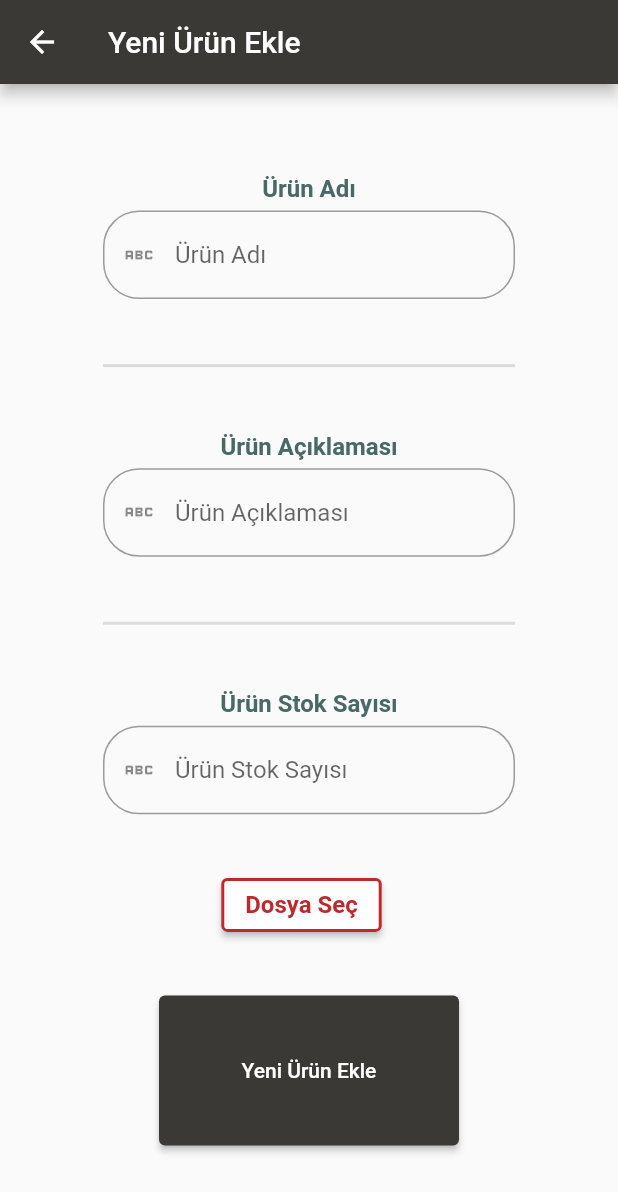
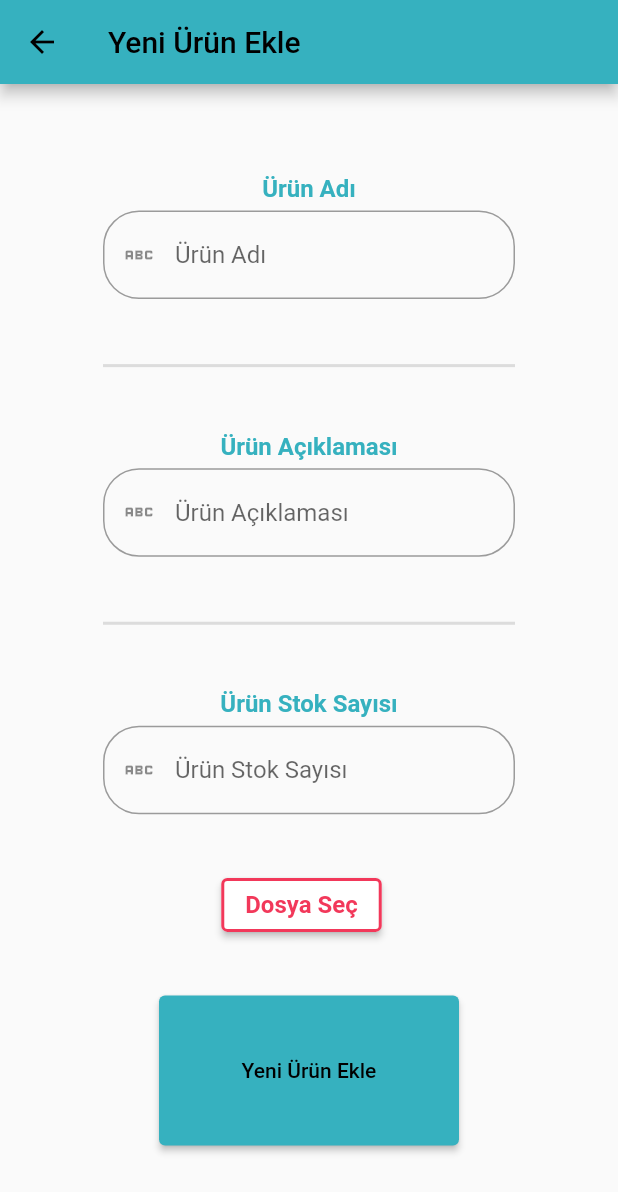
Before and after one commit to saidberk27/inventory_automation, a Flutter app: the AddNewProductsPage screen opened by its route, on a phone screen of 412 x 824 dp. Shown: the top 1192 px of the screen. Run offline on Flutter 3.47's test engine with Material 2 defaults, Android fonts, the light colour scheme and no system bars; our stand-ins replace cloud_firestore, file_picker, firebase_auth, firebase_core, firebase_storage, pie_chart; accounts and stored records are empty.

Commit message:
Colors changed. Business logic for login added.

```diff
--- a/lib/screens/add_new_product.dart
+++ b/lib/screens/add_new_product.dart
@@ -60,7 +60,7 @@ class _AddNewProductsPageState extends State<AddNewProductsPage> {
                             Navigator.of(context).push(PageRouteBuilder(
                               pageBuilder:
                                   (context, animation, secondaryAnimation) {
-                                return const HomePage(title: "Ana Sayfa");
+                                return const HomePage();
                               },
                             ));
                           }
--- a/lib/utils/colors.dart
+++ b/lib/utils/colors.dart
@@ -14,12 +14,12 @@ class ProjectColors {
     900: const Color.fromRGBO(41, 128, 185, 1),
   };
   static MaterialColor get customPrimarySwatch =>
-      MaterialColor(0XFF3B3936, color);
+      MaterialColor(0XFF36B1BF, color);
 
-  static Color projectRed = const Color(0XFFBD2A2E);
-  static Color projectBrown = const Color(0XFF3B3936);
-  static Color projectGrey1 = const Color(0XFFB2BEBF);
-  static Color projectGrey2 = const Color(0XFF889C9B);
-  static Color projectGrey3 = const Color(0XFF486966);
+  static Color projectRed = const Color(0XFFF2385A);
+  static Color projectOrange = const Color(0XFFF5A503);
+  static Color projectGrey = const Color(0XFFE9F1DF);
+  static Color projectBlue1 = const Color(0XFF4AD9D9);
+  static Color projectBlue2 = const Color(0XFF36B1BF);
   static Color projectWhite = const Color(0xFFFFFFFF);
 }
--- a/lib/utils/text_styles.dart
+++ b/lib/utils/text_styles.dart
@@ -28,100 +28,100 @@ class ProjectTextStyle {
       fontWeight: FontWeight.bold);
 //--------------------------------------BROWN
   static final TextStyle brownSmall =
-      TextStyle(color: ProjectColors.projectBrown, fontSize: 16);
+      TextStyle(color: ProjectColors.projectOrange, fontSize: 16);
 
   static final TextStyle brownSmallStrong = TextStyle(
-      color: ProjectColors.projectBrown,
+      color: ProjectColors.projectOrange,
       fontSize: 16,
       fontWeight: FontWeight.bold);
 
   static final TextStyle brownMedium =
-      TextStyle(color: ProjectColors.projectBrown, fontSize: 20);
+      TextStyle(color: ProjectColors.projectOrange, fontSize: 20);
 
   static final TextStyle brownMediumStrong = TextStyle(
-      color: ProjectColors.projectBrown,
+      color: ProjectColors.projectOrange,
       fontSize: 20,
       fontWeight: FontWeight.bold);
 
   static final TextStyle brownBig =
-      TextStyle(color: ProjectColors.projectBrown, fontSize: 24);
+      TextStyle(color: ProjectColors.projectOrange, fontSize: 24);
 
   static final TextStyle brownBigStrong = TextStyle(
-      color: ProjectColors.projectBrown,
+      color: ProjectColors.projectOrange,
       fontSize: 24,
       fontWeight: FontWeight.bold);
   //--------------------------------------GREY1
   static final TextStyle grey1Small =
-      TextStyle(color: ProjectColors.projectGrey1, fontSize: 16);
+      TextStyle(color: ProjectColors.projectGrey, fontSize: 16);
 
   static final TextStyle grey1SmallStrong = TextStyle(
-      color: ProjectColors.projectGrey1,
+      color: ProjectColors.projectGrey,
       fontSize: 16,
       fontWeight: FontWeight.bold);
 
   static final TextStyle grey1Medium =
-      TextStyle(color: ProjectColors.projectGrey1, fontSize: 20);
+      TextStyle(color: ProjectColors.projectGrey, fontSize: 20);
 
   static final TextStyle grey1MediumStrong = TextStyle(
-      color: ProjectColors.projectGrey1,
+      color: ProjectColors.projectGrey,
       fontSize: 20,
       fontWeight: FontWeight.bold);
 
   static final TextStyle grey1Big =
-      TextStyle(color: ProjectColors.projectGrey1, fontSize: 24);
+      TextStyle(color: ProjectColors.projectGrey, fontSize: 24);
 
   static final TextStyle grey1BigStrong = TextStyle(
-      color: ProjectColors.projectGrey1,
+      color: ProjectColors.projectGrey,
       fontSize: 24,
       fontWeight: FontWeight.bold);
   //--------------------------------------GREY2
 
   static final TextStyle grey2Small =
-      TextStyle(color: ProjectColors.projectGrey2, fontSize: 16);
+      TextStyle(color: ProjectColors.projectBlue1, fontSize: 16);
 
   static final TextStyle grey2SmallStrong = TextStyle(
-      color: ProjectColors.projectGrey2,
+      color: ProjectColors.projectBlue1,
       fontSize: 16,
       fontWeight: FontWeight.bold);
 
   static final TextStyle grey2Medium =
-      TextStyle(color: ProjectColors.projectGrey2, fontSize: 20);
+      TextStyle(color: ProjectColors.projectBlue1, fontSize: 20);
 
   static final TextStyle grey2MediumStrong = TextStyle(
-      color: ProjectColors.projectGrey2,
+      color: ProjectColors.projectBlue1,
       fontSize: 20,
       fontWeight: FontWeight.bold);
 
   static final TextStyle grey2Big =
-      TextStyle(color: ProjectColors.projectGrey2, fontSize: 24);
+      TextStyle(color: ProjectColors.projectBlue1, fontSize: 24);
 
   static final TextStyle grey2BigStrong = TextStyle(
-      color: ProjectColors.projectGrey2,
+      color: ProjectColors.projectBlue1,
       fontSize: 24,
       fontWeight: FontWeight.bold);
 
   //---------------------------------------GREY3
   static final TextStyle grey3Small =
-      TextStyle(color: ProjectColors.projectGrey3, fontSize: 16);
+      TextStyle(color: ProjectColors.projectBlue2, fontSize: 16);
 
   static final TextStyle grey3SmallStrong = TextStyle(
-      color: ProjectColors.projectGrey3,
+      color: ProjectColors.projectBlue2,
       fontSize: 16,
       fontWeight: FontWeight.bold);
 
   static final TextStyle grey3Medium =
-      TextStyle(color: ProjectColors.projectGrey3, fontSize: 20);
+      TextStyle(color: ProjectColors.projectBlue2, fontSize: 20);
 
   static final TextStyle grey3MediumStrong = TextStyle(
-      color: ProjectColors.projectGrey3,
+      color: ProjectColors.projectBlue2,
       fontSize: 20,
       fontWeight: FontWeight.bold);
 
   static final TextStyle grey3Big =
-      TextStyle(color: ProjectColors.projectGrey3, fontSize: 24);
+      TextStyle(color: ProjectColors.projectBlue2, fontSize: 24);
 
   static final TextStyle grey3BigStrong = TextStyle(
-      color: ProjectColors.projectGrey3,
+      color: ProjectColors.projectBlue2,
       fontSize: 24,
       fontWeight: FontWeight.bold);
 
--- a/lib/widgets/custom_fab.dart
+++ b/lib/widgets/custom_fab.dart
@@ -11,9 +11,9 @@ class CustomFab extends StatelessWidget {
   Widget build(BuildContext context) {
     return FloatingActionButton.extended(
       onPressed: () => Navigator.pushNamed(context, route),
-      focusColor: ProjectColors.projectGrey3,
-      backgroundColor: ProjectColors.projectGrey3,
-      hoverColor: ProjectColors.projectBrown,
+      focusColor: ProjectColors.projectBlue2,
+      backgroundColor: ProjectColors.projectBlue2,
+      hoverColor: ProjectColors.projectOrange,
       tooltip: 'YENİ ÜRÜN EKLE',
       label: Row(
         children: [
```
Also changed, not shown: lib/model/auth.dart (added, +27 -0 lines), lib/screens/home.dart (+21 -25 lines), lib/screens/login.dart (+119 -69 lines), lib/viewmodel/login_vm.dart (added, +15 -0 lines).
